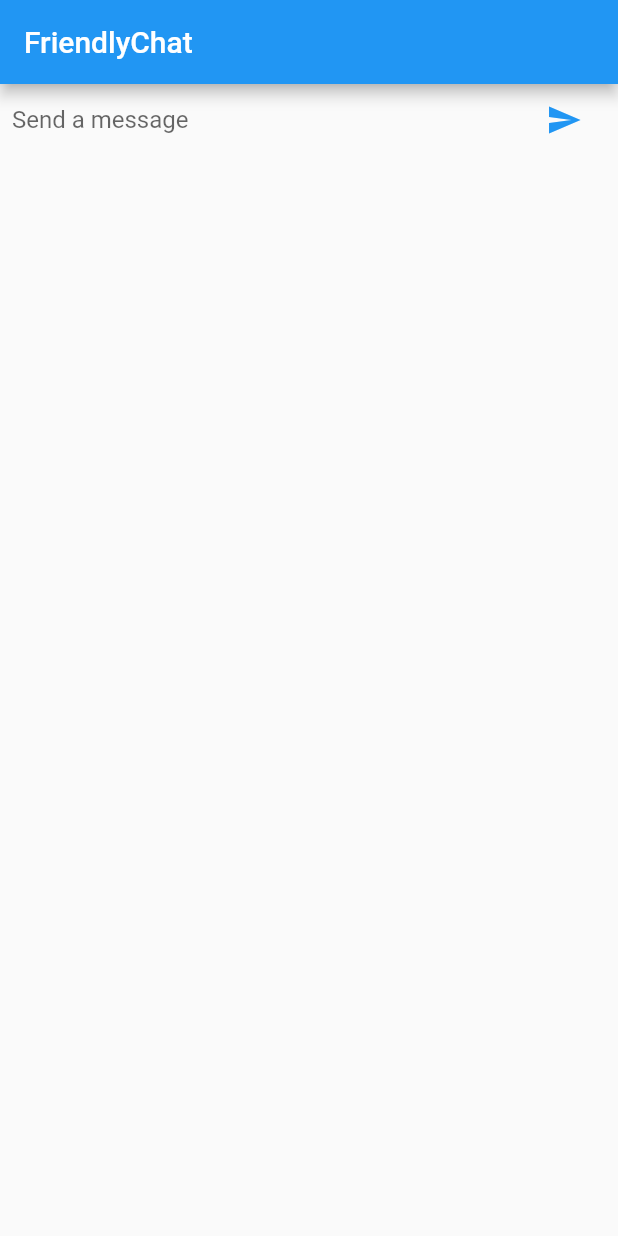
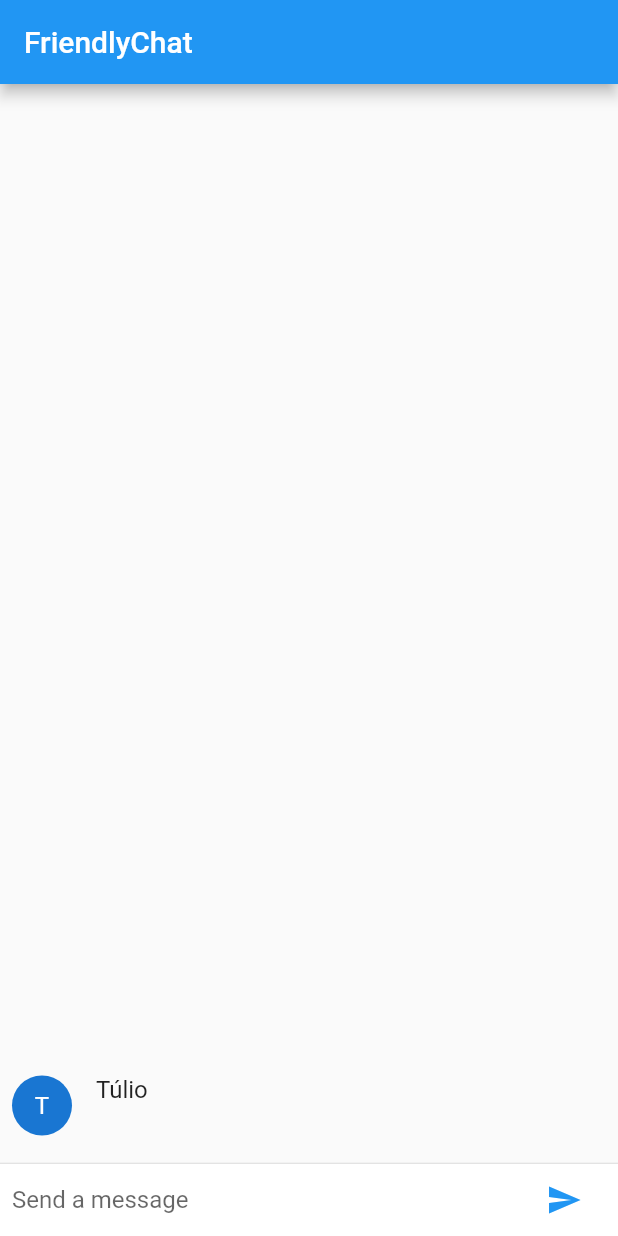
Before and after one commit to FrancaTM/flutter-friendlychat-codelab, a Flutter app: the screen it shows after launch, after a tap on the "send" icon, on a phone screen of 412 x 824 dp. Run offline on Flutter 3.47's test engine with Material 2 defaults, Android fonts, the phone set to English and light mode, and no system bars.

```diff
--- a/lib/main.dart
+++ b/lib/main.dart
@@ -23,9 +23,17 @@ class ChatScreen extends StatefulWidget {
 
 class _ChatScreenState extends State<ChatScreen> {
   final TextEditingController _textController = TextEditingController();
+  final List<ChatMessage> _messages = <ChatMessage>[];
 
   void _handleSubmitted(String text) {
     _textController.clear();
+
+    ChatMessage message = ChatMessage(
+      text: text,
+    );
+    setState(() {
+      _messages.insert(0, message);
+    });
   }
 
   Widget _buildTextComposer() {
@@ -62,7 +70,23 @@ class _ChatScreenState extends State<ChatScreen> {
       appBar: AppBar(
         title: Text("FriendlyChat"),
       ),
-      body: _buildTextComposer(),
+      body: Column(
+        children: <Widget>[
+          Flexible(
+            child: ListView.builder(
+              padding: EdgeInsets.all(8.0),
+              reverse: true,
+              itemCount: _messages.length,
+              itemBuilder: (_, int index) => _messages[index],
+            ),
+          ),
+          Divider(height: 1.0),
+          Container(
+            child: SafeArea(child: _buildTextComposer()),
+            decoration: BoxDecoration(color: Theme.of(context).cardColor),
+          ),
+        ],
+      ),
     );
   }
 }
@@ -70,7 +94,7 @@ class _ChatScreenState extends State<ChatScreen> {
 class ChatMessage extends StatelessWidget {
   final String text;
 
-  ChatMessage(this.text);
+  ChatMessage({this.text});
 
   @override
   Widget build(BuildContext context) {
```
